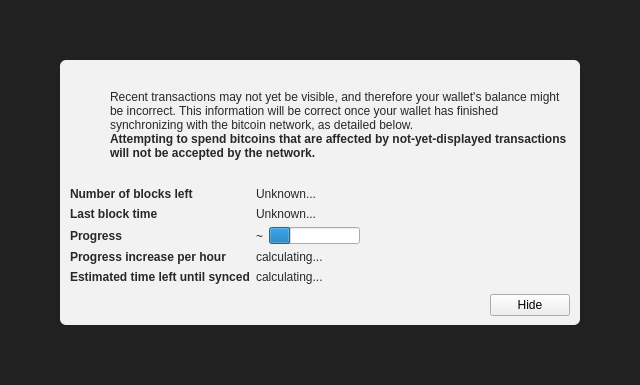
First picture: the form in src/qt/forms/modaloverlay.ui, repository j-proj/Readercoin_t1, before the edit.
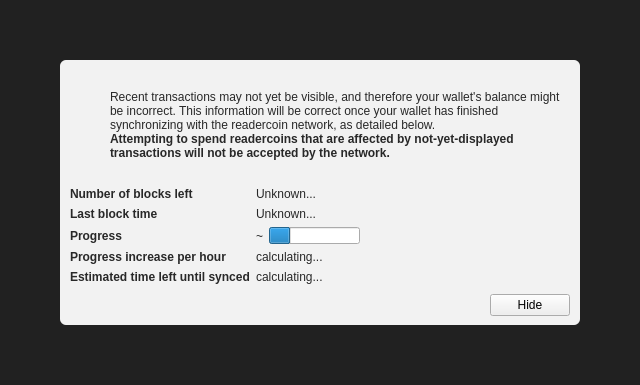
Second picture: the form after the edit. Icons and pictures are not drawn. Custom widgets are drawn as their Qt base class.

Commit message: rename bitcoin into readercoin occurrences

```diff
--- a/src/qt/forms/modaloverlay.ui
+++ b/src/qt/forms/modaloverlay.ui
@@ -130,7 +130,7 @@
              <item>
               <widget class="QLabel" name="infoText">
                <property name="text">
-                <string>Recent transactions may not yet be visible, and therefore your wallet's balance might be incorrect. This information will be correct once your wallet has finished synchronizing with the bitcoin network, as detailed below.</string>
+                <string>Recent transactions may not yet be visible, and therefore your wallet's balance might be incorrect. This information will be correct once your wallet has finished synchronizing with the readercoin network, as detailed below.</string>
                </property>
                <property name="textFormat">
                 <enum>Qt::RichText</enum>
@@ -149,7 +149,7 @@
                 </font>
                </property>
                <property name="text">
-                <string>Attempting to spend bitcoins that are affected by not-yet-displayed transactions will not be accepted by the network.</string>
+                <string>Attempting to spend readercoins that are affected by not-yet-displayed transactions will not be accepted by the network.</string>
                </property>
                <property name="textFormat">
                 <enum>Qt::RichText</enum>
```
The commit also changes 1083 other files.
